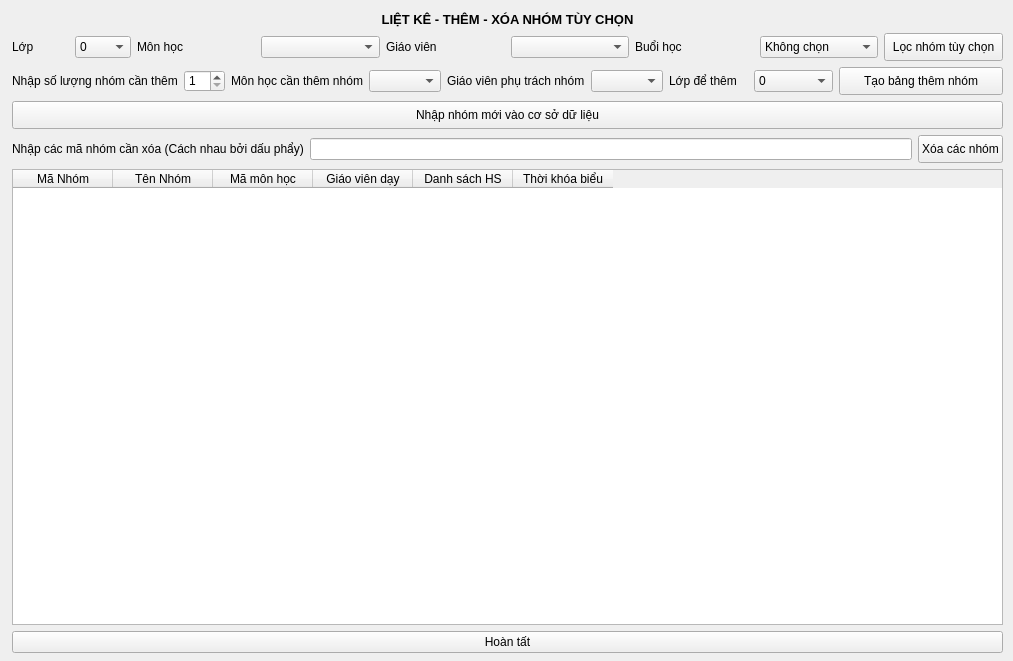
Qt form TranslateUiPyPackage/ui_ip/M41_lkthemxoanhom.ui (longpham6595/kvmanagement) before a commit.
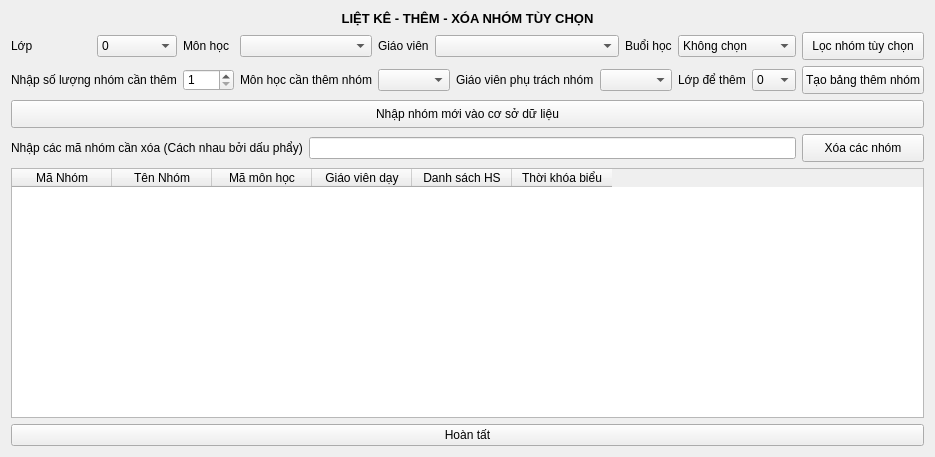
The same form after that commit.

Commit message:
Updated Views UI size
Cập nhật size của PyqtGUI và làm cho nó stick với UI khi thay đổi kích thước.

Diff of the .ui file:
```diff
--- a/TranslateUiPyPackage/ui_ip/M41_lkthemxoanhom.ui
+++ b/TranslateUiPyPackage/ui_ip/M41_lkthemxoanhom.ui
@@ -6,35 +6,129 @@
    <rect>
     <x>0</x>
     <y>0</y>
-    <width>1013</width>
-    <height>661</height>
+    <width>844</width>
+    <height>455</height>
    </rect>
   </property>
   <property name="windowTitle">
    <string>Liệt kê - Thêm và xóa nhóm</string>
   </property>
-  <widget class="QWidget" name="layoutWidget">
-   <property name="geometry">
-    <rect>
-     <x>12</x>
-     <y>12</y>
-     <width>991</width>
-     <height>641</height>
-    </rect>
-   </property>
-   <layout class="QVBoxLayout" name="verticalLayout_2">
+  <layout class="QGridLayout" name="gridLayout">
+   <item row="3" column="14">
+    <widget class="QComboBox" name="option_lopthem">
+     <item>
+      <property name="text">
+       <string>0</string>
+      </property>
+     </item>
     <item>
-     <widget class="QLabel" name="label_6">
       <property name="text">
-       <string>&lt;html&gt;&lt;head/&gt;&lt;body&gt;&lt;p align=&quot;center&quot;&gt;&lt;span style=&quot; font-size:10pt; font-weight:600;&quot;&gt;LIỆT KÊ - THÊM - XÓA NHÓM TÙY CHỌN&lt;/span&gt;&lt;/p&gt;&lt;/body&gt;&lt;/html&gt;</string>
+       <string>1</string>
       </property>
-     </widget>
     </item>
     <item>
-     <layout class="QHBoxLayout" name="horizontalLayout_8">
+      <property name="text">
+       <string>2</string>
+      </property>
+     </item>
       <item>
-       <layout class="QHBoxLayout" name="horizontalLayout">
+      <property name="text">
+       <string>3</string>
+      </property>
+     </item>
         <item>
+      <property name="text">
+       <string>4</string>
+      </property>
+     </item>
+     <item>
+      <property name="text">
+       <string>5</string>
+      </property>
+     </item>
+     <item>
+      <property name="text">
+       <string>6</string>
+      </property>
+     </item>
+     <item>
+      <property name="text">
+       <string>7</string>
+      </property>
+     </item>
+     <item>
+      <property name="text">
+       <string>8</string>
+      </property>
+     </item>
+     <item>
+      <property name="text">
+       <string>9</string>
+      </property>
+     </item>
+     <item>
+      <property name="text">
+       <string>10</string>
+      </property>
+     </item>
+     <item>
+      <property name="text">
+       <string>11</string>
+      </property>
+     </item>
+     <item>
+      <property name="text">
+       <string>12</string>
+      </property>
+     </item>
+    </widget>
+   </item>
+   <item row="3" column="15">
+    <widget class="QPushButton" name="taothemnhom">
+     <property name="minimumSize">
+      <size>
+       <width>0</width>
+       <height>28</height>
+      </size>
+     </property>
+     <property name="maximumSize">
+      <size>
+       <width>16777215</width>
+       <height>28</height>
+      </size>
+     </property>
+     <property name="text">
+      <string>Tạo bảng thêm nhóm</string>
+     </property>
+    </widget>
+   </item>
+   <item row="3" column="0" colspan="2">
+    <widget class="QLabel" name="label_7">
+     <property name="minimumSize">
+      <size>
+       <width>0</width>
+       <height>26</height>
+      </size>
+     </property>
+     <property name="maximumSize">
+      <size>
+       <width>16777215</width>
+       <height>26</height>
+      </size>
+     </property>
+     <property name="text">
+      <string>Nhập số lượng nhóm cần thêm</string>
+     </property>
+    </widget>
+   </item>
+   <item row="3" column="13">
+    <widget class="QLabel" name="label_10">
+     <property name="text">
+      <string>Lớp để thêm</string>
+     </property>
+    </widget>
+   </item>
+   <item row="1" column="0">
          <widget class="QLabel" name="label">
           <property name="minimumSize">
            <size>
@@ -53,7 +147,7 @@
           </property>
          </widget>
         </item>
-        <item>
+   <item row="1" column="1">
          <widget class="QComboBox" name="option_lop">
           <property name="minimumSize">
            <size>
@@ -134,9 +228,7 @@
           </item>
          </widget>
         </item>
-       </layout>
-      </item>
-      <item>
+   <item row="1" column="2">
        <widget class="QLabel" name="label_2">
         <property name="minimumSize">
          <size>
@@ -155,7 +247,7 @@
         </property>
        </widget>
       </item>
-      <item>
+   <item row="1" column="3" colspan="2">
        <widget class="QComboBox" name="option_monhoc">
         <property name="minimumSize">
          <size>
@@ -171,7 +263,26 @@
         </property>
        </widget>
       </item>
-      <item>
+   <item row="1" column="15">
+    <widget class="QPushButton" name="loc">
+     <property name="minimumSize">
+      <size>
+       <width>0</width>
+       <height>28</height>
+      </size>
+     </property>
+     <property name="maximumSize">
+      <size>
+       <width>16777215</width>
+       <height>28</height>
+      </size>
+     </property>
+     <property name="text">
+      <string>Lọc nhóm tùy chọn</string>
+     </property>
+    </widget>
+   </item>
+   <item row="1" column="5">
        <widget class="QLabel" name="label_3">
         <property name="minimumSize">
          <size>
@@ -190,8 +301,8 @@
         </property>
        </widget>
       </item>
-      <item>
-       <widget class="QComboBox" name="option_gv">
+   <item row="3" column="5" colspan="2">
+    <widget class="QComboBox" name="option_mamonthem">
         <property name="minimumSize">
          <size>
           <width>0</width>
@@ -206,7 +317,95 @@
         </property>
        </widget>
       </item>
-      <item>
+   <item row="3" column="2">
+    <widget class="QSpinBox" name="option_slnhom">
+     <property name="minimumSize">
+      <size>
+       <width>0</width>
+       <height>22</height>
+      </size>
+     </property>
+     <property name="maximumSize">
+      <size>
+       <width>16777215</width>
+       <height>22</height>
+      </size>
+     </property>
+     <property name="minimum">
+      <number>1</number>
+     </property>
+    </widget>
+   </item>
+   <item row="3" column="3" colspan="2">
+    <widget class="QLabel" name="label_5">
+     <property name="minimumSize">
+      <size>
+       <width>0</width>
+       <height>26</height>
+      </size>
+     </property>
+     <property name="maximumSize">
+      <size>
+       <width>16777215</width>
+       <height>26</height>
+      </size>
+     </property>
+     <property name="text">
+      <string>Môn học cần thêm nhóm</string>
+     </property>
+    </widget>
+   </item>
+   <item row="6" column="0" colspan="16">
+    <widget class="QTableWidget" name="dsnhomplus_view">
+     <property name="minimumSize">
+      <size>
+       <width>820</width>
+       <height>250</height>
+      </size>
+     </property>
+     <column>
+      <property name="text">
+       <string>Mã Nhóm</string>
+      </property>
+     </column>
+     <column>
+      <property name="text">
+       <string>Tên Nhóm</string>
+      </property>
+     </column>
+     <column>
+      <property name="text">
+       <string>Mã môn học</string>
+      </property>
+     </column>
+     <column>
+      <property name="text">
+       <string>Giáo viên dạy</string>
+      </property>
+     </column>
+     <column>
+      <property name="text">
+       <string>Danh sách HS</string>
+      </property>
+     </column>
+     <column>
+      <property name="text">
+       <string>Thời khóa biểu</string>
+      </property>
+     </column>
+    </widget>
+   </item>
+   <item row="3" column="7">
+    <widget class="QLabel" name="label_9">
+     <property name="text">
+      <string>Giáo viên phụ trách nhóm</string>
+     </property>
+    </widget>
+   </item>
+   <item row="3" column="8" colspan="5">
+    <widget class="QComboBox" name="option_gvphutrach"/>
+   </item>
+   <item row="1" column="12">
        <widget class="QLabel" name="label_4">
         <property name="minimumSize">
          <size>
@@ -225,7 +424,7 @@
         </property>
        </widget>
       </item>
-      <item>
+   <item row="1" column="13" colspan="2">
        <widget class="QComboBox" name="option_thu">
         <property name="minimumSize">
          <size>
@@ -281,57 +480,11 @@
         </item>
        </widget>
       </item>
-      <item>
-       <widget class="QPushButton" name="loc">
+   <item row="1" column="6" colspan="6">
+    <widget class="QComboBox" name="option_gv">
         <property name="minimumSize">
          <size>
           <width>0</width>
-          <height>28</height>
-         </size>
-        </property>
-        <property name="maximumSize">
-         <size>
-          <width>16777215</width>
-          <height>28</height>
-         </size>
-        </property>
-        <property name="text">
-         <string>Lọc nhóm tùy chọn</string>
-        </property>
-       </widget>
-      </item>
-     </layout>
-    </item>
-    <item>
-     <layout class="QVBoxLayout" name="verticalLayout">
-      <item>
-       <layout class="QHBoxLayout" name="horizontalLayout_7">
-        <item>
-         <layout class="QHBoxLayout" name="horizontalLayout_3">
-          <item>
-           <widget class="QLabel" name="label_7">
-            <property name="minimumSize">
-             <size>
-              <width>0</width>
-              <height>26</height>
-             </size>
-            </property>
-            <property name="maximumSize">
-             <size>
-              <width>16777215</width>
-              <height>26</height>
-             </size>
-            </property>
-            <property name="text">
-             <string>Nhập số lượng nhóm cần thêm</string>
-            </property>
-           </widget>
-          </item>
-          <item>
-           <widget class="QSpinBox" name="option_slnhom">
-            <property name="minimumSize">
-             <size>
-              <width>0</width>
               <height>22</height>
              </size>
             </property>
@@ -341,151 +494,20 @@
               <height>22</height>
              </size>
             </property>
-            <property name="minimum">
-             <number>1</number>
-            </property>
-           </widget>
-          </item>
-         </layout>
-        </item>
-        <item>
-         <layout class="QHBoxLayout" name="horizontalLayout_6">
-          <item>
-           <widget class="QLabel" name="label_5">
-            <property name="minimumSize">
-             <size>
-              <width>0</width>
-              <height>26</height>
-             </size>
-            </property>
-            <property name="maximumSize">
-             <size>
-              <width>16777215</width>
-              <height>26</height>
-             </size>
-            </property>
+    </widget>
+   </item>
+   <item row="0" column="0" colspan="16">
+    <widget class="QLabel" name="label_6">
             <property name="text">
-             <string>Môn học cần thêm nhóm</string>
+      <string>&lt;html&gt;&lt;head/&gt;&lt;body&gt;&lt;p align=&quot;center&quot;&gt;&lt;span style=&quot; font-size:10pt; font-weight:600;&quot;&gt;LIỆT KÊ - THÊM - XÓA NHÓM TÙY CHỌN&lt;/span&gt;&lt;/p&gt;&lt;/body&gt;&lt;/html&gt;</string>
             </property>
            </widget>
           </item>
-          <item>
-           <widget class="QComboBox" name="option_mamonthem">
+   <item row="5" column="15">
+    <widget class="QPushButton" name="xoanhom">
             <property name="minimumSize">
              <size>
               <width>0</width>
-              <height>22</height>
-             </size>
-            </property>
-            <property name="maximumSize">
-             <size>
-              <width>16777215</width>
-              <height>22</height>
-             </size>
-            </property>
-           </widget>
-          </item>
-         </layout>
-        </item>
-        <item>
-         <layout class="QHBoxLayout" name="horizontalLayout_5">
-          <item>
-           <widget class="QLabel" name="label_9">
-            <property name="text">
-             <string>Giáo viên phụ trách nhóm</string>
-            </property>
-           </widget>
-          </item>
-          <item>
-           <widget class="QComboBox" name="option_gvphutrach"/>
-          </item>
-         </layout>
-        </item>
-        <item>
-         <layout class="QHBoxLayout" name="horizontalLayout_4">
-          <item>
-           <widget class="QLabel" name="label_10">
-            <property name="text">
-             <string>Lớp để thêm</string>
-            </property>
-           </widget>
-          </item>
-          <item>
-           <widget class="QComboBox" name="option_lopthem">
-            <item>
-             <property name="text">
-              <string>0</string>
-             </property>
-            </item>
-            <item>
-             <property name="text">
-              <string>1</string>
-             </property>
-            </item>
-            <item>
-             <property name="text">
-              <string>2</string>
-             </property>
-            </item>
-            <item>
-             <property name="text">
-              <string>3</string>
-             </property>
-            </item>
-            <item>
-             <property name="text">
-              <string>4</string>
-             </property>
-            </item>
-            <item>
-             <property name="text">
-              <string>5</string>
-             </property>
-            </item>
-            <item>
-             <property name="text">
-              <string>6</string>
-             </property>
-            </item>
-            <item>
-             <property name="text">
-              <string>7</string>
-             </property>
-            </item>
-            <item>
-             <property name="text">
-              <string>8</string>
-             </property>
-            </item>
-            <item>
-             <property name="text">
-              <string>9</string>
-             </property>
-            </item>
-            <item>
-             <property name="text">
-              <string>10</string>
-             </property>
-            </item>
-            <item>
-             <property name="text">
-              <string>11</string>
-             </property>
-            </item>
-            <item>
-             <property name="text">
-              <string>12</string>
-             </property>
-            </item>
-           </widget>
-          </item>
-         </layout>
-        </item>
-        <item>
-         <widget class="QPushButton" name="taothemnhom">
-          <property name="minimumSize">
-           <size>
-            <width>0</width>
             <height>28</height>
            </size>
           </property>
@@ -496,13 +518,11 @@
            </size>
           </property>
           <property name="text">
-           <string>Tạo bảng thêm nhóm</string>
+      <string>Xóa các nhóm</string>
           </property>
          </widget>
         </item>
-       </layout>
-      </item>
-      <item>
+   <item row="4" column="0" colspan="16">
        <widget class="QPushButton" name="nhapnhommoi">
         <property name="minimumSize">
          <size>
@@ -521,11 +541,7 @@
         </property>
        </widget>
       </item>
-     </layout>
-    </item>
-    <item>
-     <layout class="QHBoxLayout" name="horizontalLayout_2">
-      <item>
+   <item row="5" column="0" colspan="4">
        <widget class="QLabel" name="label_8">
         <property name="minimumSize">
          <size>
@@ -544,7 +560,7 @@
         </property>
        </widget>
       </item>
-      <item>
+   <item row="5" column="4" colspan="11">
        <widget class="QLineEdit" name="option_xoanhom">
         <property name="minimumSize">
          <size>
@@ -560,62 +576,7 @@
         </property>
        </widget>
       </item>
-      <item>
-       <widget class="QPushButton" name="xoanhom">
-        <property name="minimumSize">
-         <size>
-          <width>0</width>
-          <height>28</height>
-         </size>
-        </property>
-        <property name="maximumSize">
-         <size>
-          <width>16777215</width>
-          <height>28</height>
-         </size>
-        </property>
-        <property name="text">
-         <string>Xóa các nhóm</string>
-        </property>
-       </widget>
-      </item>
-     </layout>
-    </item>
-    <item>
-     <widget class="QTableWidget" name="dsnhomplus_view">
-      <column>
-       <property name="text">
-        <string>Mã Nhóm</string>
-       </property>
-      </column>
-      <column>
-       <property name="text">
-        <string>Tên Nhóm</string>
-       </property>
-      </column>
-      <column>
-       <property name="text">
-        <string>Mã môn học</string>
-       </property>
-      </column>
-      <column>
-       <property name="text">
-        <string>Giáo viên dạy</string>
-       </property>
-      </column>
-      <column>
-       <property name="text">
-        <string>Danh sách HS</string>
-       </property>
-      </column>
-      <column>
-       <property name="text">
-        <string>Thời khóa biểu</string>
-       </property>
-      </column>
-     </widget>
-    </item>
-    <item>
+   <item row="7" column="0" colspan="16">
      <widget class="QPushButton" name="hoantat">
       <property name="text">
        <string>Hoàn tất</string>
@@ -623,7 +584,6 @@
      </widget>
     </item>
    </layout>
-  </widget>
  </widget>
  <resources/>
  <connections/>
```
Lines whose indentation alone changed are shown as unchanged. The commit also changes 116 other files.
